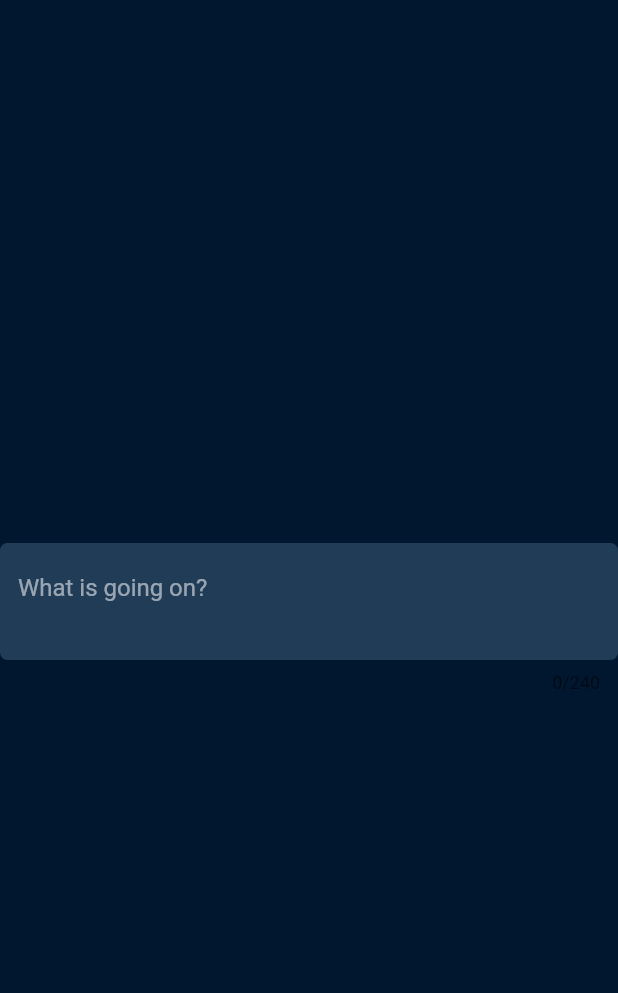
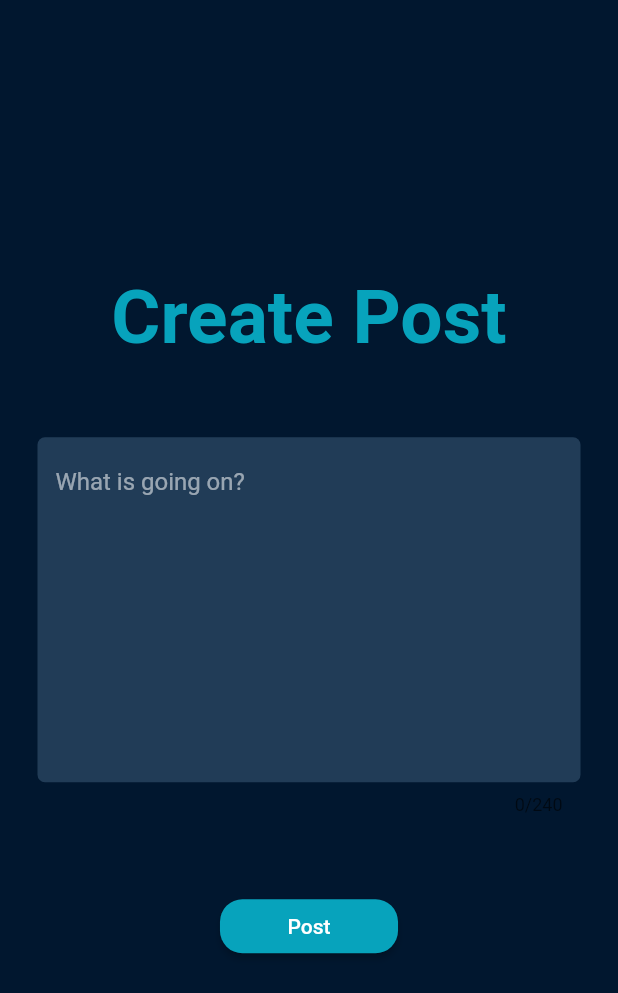
Before and after one commit to Maia-Francine-Endaya/OOP-Module-3-Exam, a Flutter app: the screen it shows after launch, on a phone screen of 412 x 824 dp. Shown: the top 993 px of the screen. Run offline on Flutter 3.47's test engine with Material 2 defaults, Android fonts, the phone set to English and light mode, and no system bars.

Commit message:
modified create_tweet.dart

```diff
--- a/lib/create_tweet.dart
+++ b/lib/create_tweet.dart
@@ -14,9 +14,23 @@ class CreateTweetScreen extends StatelessWidget {
         mainAxisAlignment: MainAxisAlignment.center,
         crossAxisAlignment: CrossAxisAlignment.center,
         children: [
-          TextFormField(
-            minLines: 2,
-            maxLines: 7,
+          Row(
+            mainAxisAlignment: MainAxisAlignment.center,
+            crossAxisAlignment: CrossAxisAlignment.center,
+            children: [
+              Text('Create Post',
+                style: TextStyle(
+                  color: Color(0xFF07A3BC),
+                  fontWeight: FontWeight.w600,
+                  fontSize: 50
+                ),)
+            ],
+          ),
+          Padding(
+            padding: EdgeInsets.symmetric(vertical: 50, horizontal: 25),
+              child: TextFormField(
+              minLines: 10,
+              maxLines: 15,
               keyboardType: TextInputType.multiline,
               maxLength: 240,
               decoration: InputDecoration(
@@ -26,7 +40,19 @@ class CreateTweetScreen extends StatelessWidget {
                 hintText: 'What is going on?',
                 hintStyle: TextStyle(color: Colors.white54),
                 fillColor: Color(0xFF213C57),
-            filled: true,)),
-            ]),
+                filled: true,)),),
+            ElevatedButton(
+                onPressed: () {},
+                child: Text('Post',
+                  style: TextStyle(
+                      color: Colors.white
+                  ),),
+                style: ButtonStyle(
+                  shape: MaterialStateProperty.all(RoundedRectangleBorder(
+                    borderRadius: BorderRadius.circular(15))),
+                  padding: MaterialStateProperty.all(EdgeInsets.symmetric(vertical: 10, horizontal: 45)),
+                    backgroundColor: MaterialStateProperty.all(Color(0xFF07A3BC))
+                ),
+            )]),
           );}
 }
```
Lines whose indentation alone changed are shown as unchanged.
